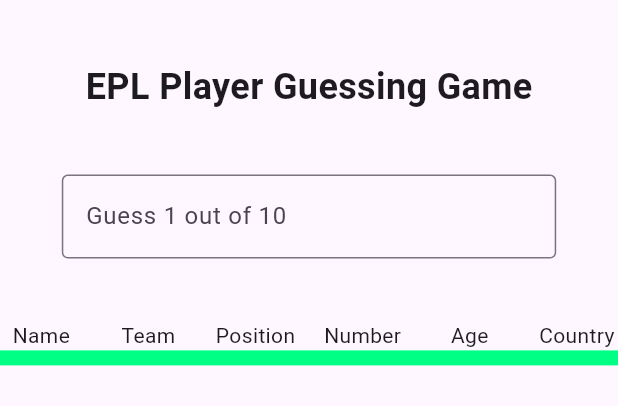
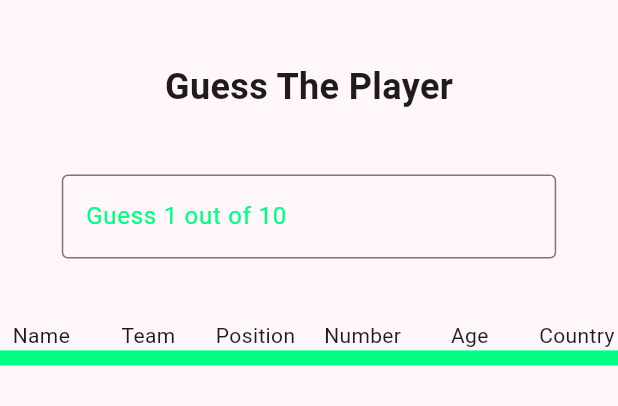
Before and after one commit to dhislop17/plordle, a Flutter app: the HomePage screen opened by its route, after a tap on the "cancel" icon, on a phone screen of 412 x 824 dp, the part 84-490 px from its top. Run offline on Flutter 3.47's test engine with Material 3 defaults, Android fonts, the light colour scheme and no system bars; drawn by our look-alikes of flutter_typeahead; our stand-ins replace diacritic, flutter_dotenv, get_it, logger, shared_preferences; missing offline and left inert: country_coder, flutter_timer_countdown; accounts and stored records are empty; network calls fail.

Commit message:
Finished implementing color schemes

```diff
--- a/plordle/lib/ui/pages/home_page.dart
+++ b/plordle/lib/ui/pages/home_page.dart
@@ -33,13 +33,20 @@
   Widget build(BuildContext context) {
     double paddingWidth = MediaQuery.of(context).size.width * .1;
     double paddingHeight = MediaQuery.of(context).size.height * .05;
+    ThemeViewModel themeViewModel = Provider.of<ThemeViewModel>(context);
+
+    bool isDarkMode =
+        MediaQuery.of(context).platformBrightness == Brightness.dark;
+    Color divColor = themeViewModel.accentColor;
+
+    if (isDarkMode && divColor == Colors.black) {
+      divColor = themeViewModel.primarySelectedThemeColor;
+    }
 
     return Scaffold(
       appBar: AppBar(
-        backgroundColor:
-            Provider.of<ThemeViewModel>(context).primarySelectedThemeColor,
-        foregroundColor:
-            Provider.of<ThemeViewModel>(context).secondarySelectedThemeColor,
+        backgroundColor: themeViewModel.primarySelectedThemeColor,
+        foregroundColor: themeViewModel.secondarySelectedThemeColor,
         title: const Text(
           TextConstants.gameTitle,
           style: TextStyle(fontSize: 32),
@@ -94,10 +101,7 @@
               padding: EdgeInsets.only(top: paddingHeight),
               child: const GridHeader(),
             ),
-            Divider(
-                height: 10,
-                thickness: 10,
-                color: Provider.of<ThemeViewModel>(context).accentColor),
+            Divider(height: 10, thickness: 10, color: divColor),
             Expanded(
               child: Consumer<UserViewModel>(
                 builder: (context, model, child) {
--- a/plordle/lib/ui/utils/text_constants.dart
+++ b/plordle/lib/ui/utils/text_constants.dart
@@ -2,7 +2,7 @@
   //Titles and info strings
   static const String onboardingPageTitle = 'Welcome to Plordle';
   static const String gameTitle = 'PLORDLE';
-  static const String gameSubtitle = 'EPL Player Guessing Game';
+  static const String gameSubtitle = 'Guess The Player';
   static const String filterPageTitle = 'Choose Teams to Include';
   static const String gridNameHeader = 'Name';
   static const String gridTeamHeader = 'Team';
--- a/plordle/lib/ui/widgets/search_box.dart
+++ b/plordle/lib/ui/widgets/search_box.dart
@@ -1,6 +1,7 @@
 import 'package:flutter/material.dart';
 import 'package:flutter_typeahead/flutter_typeahead.dart';
 import 'package:plordle/models/player.dart';
+import 'package:plordle/ui/utils/app_theme.dart';
 import 'package:plordle/ui/widgets/dialogs/end_of_game_dialog.dart';
 import 'package:plordle/view_models/theme_view_model.dart';
 import 'package:plordle/view_models/user_view_model.dart';
@@ -14,6 +15,15 @@
     TextEditingController textFieldController = TextEditingController();
     ThemeViewModel themeViewModel = Provider.of<ThemeViewModel>(context);
 
+    bool isDarkMode =
+        MediaQuery.of(context).platformBrightness == Brightness.dark;
+    Color boxColor = themeViewModel.primarySelectedThemeColor;
+
+    if (isDarkMode && boxColor == Colors.black ||
+        boxColor == Themes.premPurple) {
+      boxColor = themeViewModel.secondarySelectedThemeColor;
+    }
+
     return Consumer<UserViewModel>(
       builder: (context, model, child) {
         return TypeAheadField<Player>(
@@ -22,17 +32,16 @@
             return TextField(
               controller: controller,
               focusNode: focusNode,
-              cursorColor: themeViewModel.primarySelectedThemeColor,
+              cursorColor: boxColor,
               enabled: (model.currentState == GameState.doneForTheDay)
                   ? false
                   : true,
               decoration: InputDecoration(
-                  hintStyle: TextStyle(
-                      color: themeViewModel.primarySelectedThemeColor),
+                  labelStyle: TextStyle(color: boxColor),
                   border: const OutlineInputBorder(),
                   focusedBorder: OutlineInputBorder(
-                      borderSide: BorderSide(
-                          color: themeViewModel.primarySelectedThemeColor)),
+                    borderSide: BorderSide(color: boxColor),
+                  ),
                   labelText: _buildTextFieldLabel(model)),
             );
           },
```
Also changed, not shown: plordle/lib/main.dart (+10 -4 lines), plordle/lib/ui/widgets/theme_selection_list.dart (+10 -1 lines).
